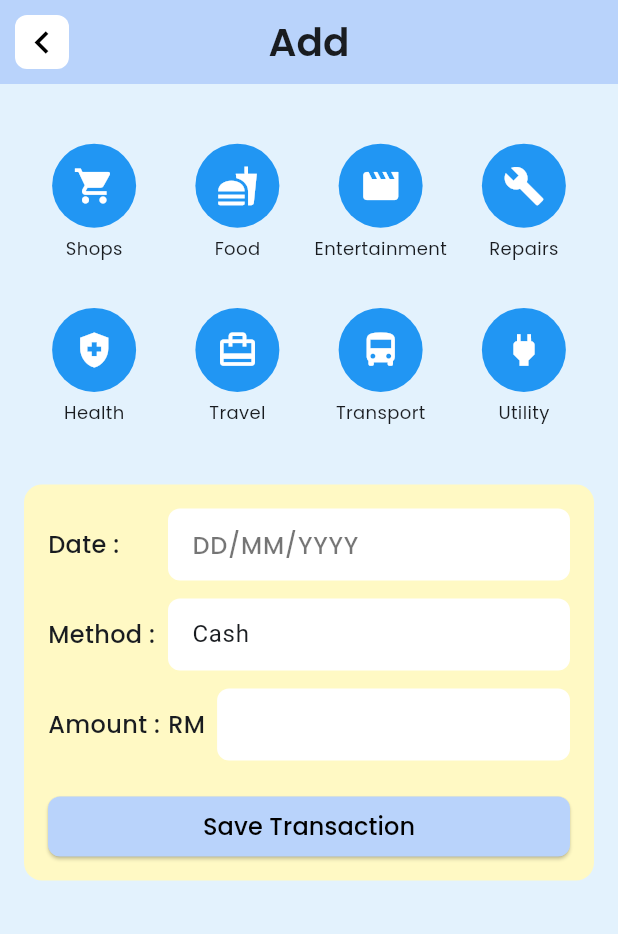
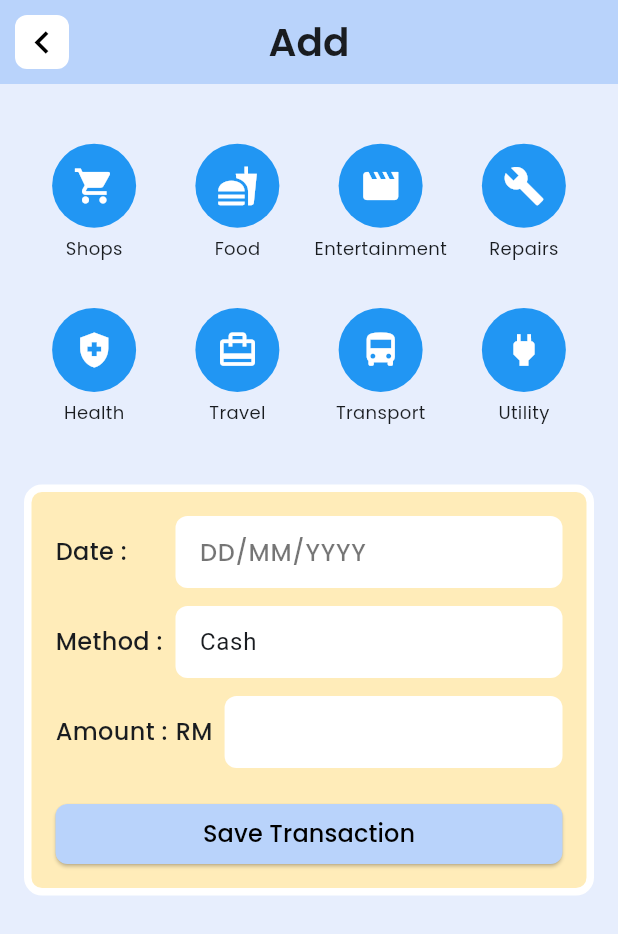
Before and after one commit to junnyi0301/caching, a Flutter app: the AddPage screen opened directly, on a phone screen of 412 x 824 dp. Shown: the top 934 px of the screen. Run offline on Flutter 3.47's test engine with Material 3 defaults, Android fonts, the phone set to English and light mode, and no system bars; our stand-ins replace cloud_firestore, firebase_auth, firebase_core, fl_chart, flutter_local_notifications, google_fonts and 3 more; accounts and stored records are empty.

Commit message:
added index and do some bg colors adjustment

```diff
--- a/lib/cashflow/model/transaction.dart
+++ b/lib/cashflow/model/transaction.dart
@@ -1,10 +1,9 @@
-// transaction.dart
 import 'package:cloud_firestore/cloud_firestore.dart';
 
 class Transaction {
   final String category;
   final String method;
-  final DateTime timestamp;   // ← change type to DateTime
+  final DateTime timestamp;
   final double amount;
 
   const Transaction({
@@ -18,14 +17,12 @@ class Transaction {
     return {
       'category': category,
       'method':    method,
-      // Firestore will convert Dart DateTime into a Timestamp for you:
       'timestamp': timestamp,
       'amount':    amount,
     };
   }
 
   factory Transaction.fromMap(Map<String, dynamic> map) {
-    // Firestore returns a Timestamp for any stored DateTime field.
     final tsValue = map['timestamp'];
     DateTime parsed;
     if (tsValue is DateTime) {
@@ -33,7 +30,6 @@ class Transaction {
     } else if (tsValue is Timestamp) {
       parsed = tsValue.toDate();
     } else if (tsValue is String) {
-      // fallback, if you still have old string data:
       parsed = DateTime.parse(tsValue);
     } else {
       throw FormatException('Cannot parse `timestamp` from value: $tsValue');
@@ -42,7 +38,7 @@ class Transaction {
     return Transaction(
       category:  map['category']  as String,
       method:    map['method']    as String,
-      timestamp: parsed,                                 // ← now a DateTime
+      timestamp: parsed,
       amount:    (map['amount']   as num).toDouble(),
     );
   }
--- a/lib/cashflow/services/transaction_service.dart
+++ b/lib/cashflow/services/transaction_service.dart
@@ -1,15 +1,13 @@
-// lib/services/transaction_service.dart
-
 import 'package:cloud_firestore/cloud_firestore.dart';
 import '../model/transaction.dart' as cf;
 
 class TransactionService {
   final _col = FirebaseFirestore.instance.collection('transactions');
 
-  /// Emits all transactions (ordered newest first).
   Stream<List<cf.Transaction>> getTransactionsStream() {
     return _col
         .orderBy('timestamp', descending: true)
+        .orderBy('created_at', descending: true)
         .snapshots()
         .map((snap) => snap.docs
         .map((doc) => cf.Transaction.fromMap(doc.data()))
--- a/lib/cashflow/views/add_transaction.dart
+++ b/lib/cashflow/views/add_transaction.dart
@@ -1,4 +1,3 @@
-// lib/views/add_transaction.dart
 import 'package:flutter/material.dart';
 import 'package:intl/intl.dart';
 
@@ -18,7 +17,6 @@ class _AddPageState extends State<AddPage> {
   final TextEditingController _methodController = TextEditingController(text: 'Cash');
   final TextEditingController _amountController = TextEditingController();
 
-  // Define categories with labels and icons
   final List<Map<String, dynamic>> _categories = [
     {'label': 'Shops', 'icon': Icons.shopping_cart, 'value': 'Shops'},
     {'label': 'Food', 'icon': Icons.fastfood, 'value': 'Food'},
@@ -56,7 +54,6 @@ class _AddPageState extends State<AddPage> {
       lastDate: DateTime(2100),
     );
     if (picked != null) {
-      // Display as DD/MM/YYYY
       _dateController.text = DateFormat('dd/MM/yyyy').format(picked);
       setState(() {});
     }
@@ -72,15 +69,22 @@ class _AddPageState extends State<AddPage> {
   Future<void> _saveToFirebaseAndReturn() async {
     if (!_isFormValid) return;
 
-    // Parse the displayed date string back into a DateTime
     final DateTime parsedDate = DateFormat('dd/MM/yyyy').parse(_dateController.text);
 
     await TransactionService.saveTransaction(
       category: _selectedCategory!,
       method: _methodController.text,
-      date: parsedDate,              // now passing a DateTime
+      date: parsedDate,
       amount: double.parse(_amountController.text),
     );
+
+    if (context.mounted) {
+      ScaffoldMessenger.of(context).showSnackBar(
+        SnackBar(
+          content: const Text('Transaction recorded successfully'),
+        ),
+      );
+    }
 
     Navigator.of(context).pop();
   }
@@ -89,10 +93,10 @@ class _AddPageState extends State<AddPage> {
   Widget build(BuildContext context) {
     const double maxContentWidth = 360;
     return Scaffold(
-      backgroundColor: const Color(0xFFE3F2FD),
+      backgroundColor: const Color(0xFFE7EEFD),
       appBar: AppBar(
         elevation: 0,
-        backgroundColor: const Color(0xFFB9D3FB),
+        backgroundColor: design.primaryColor,
         leading: IconButton(
           onPressed: () => Navigator.of(context).pop(),
           icon: const Icon(Icons.keyboard_arrow_left, color: Colors.black),
@@ -119,9 +123,7 @@ class _AddPageState extends State<AddPage> {
         child: Column(
           crossAxisAlignment: CrossAxisAlignment.start,
           children: [
-            // Category grid
             const SizedBox(height: 16),
-            //recheck this part
             Align(
               alignment: Alignment.center,
               child: GridView.count(
@@ -167,17 +169,19 @@ class _AddPageState extends State<AddPage> {
                 }).toList(),
               ),
             ),
-            // until here
+
             const SizedBox(height: 32),
 
-            // Form fields
             Align(
               alignment: Alignment.center,
               child: Container(
                 padding: const EdgeInsets.all(16),
-                decoration: BoxDecoration(
-                  color: const Color(0xFFFFF9C4),
-                  borderRadius: BorderRadius.circular(12),
+                decoration: ShapeDecoration(
+                  color: design.primaryButton,
+                  shape: RoundedRectangleBorder(
+                    side: const BorderSide(width: 5, color: Colors.white),
+                    borderRadius: BorderRadius.circular(12),
+                  ),
                 ),
                 child: Column(
                   children: [
```
Also changed, not shown: lib/cashflow/views/analysis.dart (+14 -15 lines), lib/cashflow/views/transactions.dart (+7 -12 lines), pubspec.lock.
